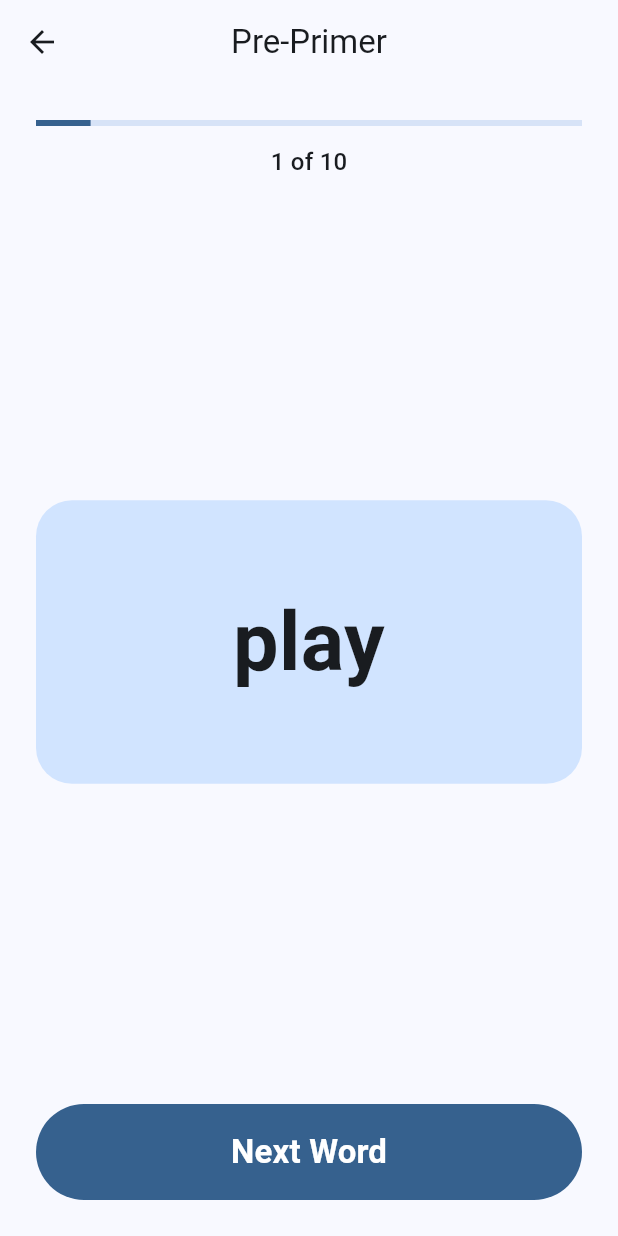
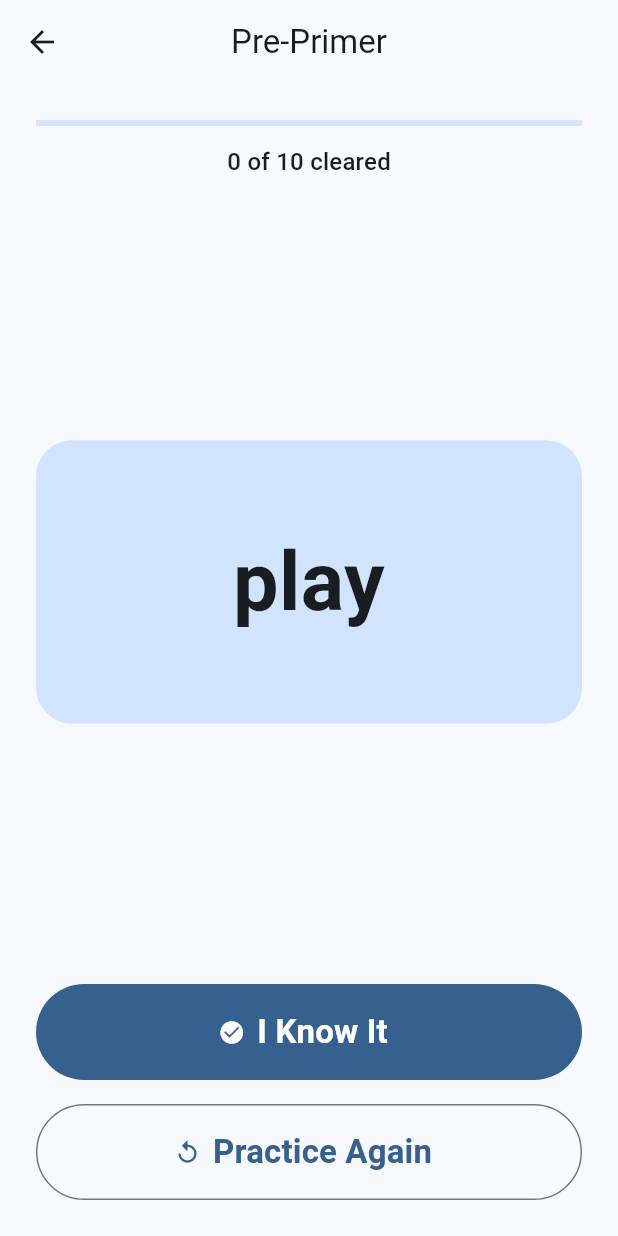
Before and after one commit to klkirk09/4150-Sight-Word-Flash, a Flutter app: the screen it shows after launch, after a tap on "Pre-Primer", on a phone screen of 412 x 824 dp. Run offline on Flutter 3.47's test engine with Material 3 defaults, Android fonts, the phone set to English and light mode, and no system bars.

Commit message:
Added flash dash practice game logic

```diff
--- a/lib/screens/game_screen.dart
+++ b/lib/screens/game_screen.dart
@@ -16,8 +16,14 @@ class GameScreen extends StatefulWidget {
 }
 
 class _GameScreenState extends State<GameScreen> {
-  late final List<String> roundWords;
-  int currentIndex = 0;
+  late final List<String> originalWords;
+  late final List<String> wordQueue;
+
+  final Set<String> practicedWords = {};
+
+  int clearedWords = 0;
+  int firstTryCorrect = 0;
+  bool isProcessingTap = false;
 
   @override
   void initState() {
@@ -26,27 +32,67 @@ class _GameScreenState extends State<GameScreen> {
     final words = DolchWords.getWordsForLevel(widget.level);
     words.shuffle(Random());
 
-    roundWords = words.take(10).toList();
+    originalWords = words.take(10).toList();
+    wordQueue = List<String>.from(originalWords);
   }
 
-  void _goToNextWord() {
-    if (currentIndex >= roundWords.length - 1) {
-      ScaffoldMessenger.of(context).showSnackBar(
-        const SnackBar(
-          content: Text('Round complete'),
-        ),
-      );
+  void _handleKnowIt() {
+    if (isProcessingTap || wordQueue.isEmpty) {
       return;
     }
 
+    isProcessingTap = true;
+
+    final currentWord = wordQueue.first;
+
+    if (!practicedWords.contains(currentWord)) {
+      firstTryCorrect++;
+    }
+
     setState(() {
-      currentIndex++;
+      wordQueue.removeAt(0);
+      clearedWords++;
+      isProcessingTap = false;
     });
+
+    if (wordQueue.isEmpty) {
+      _showRoundComplete();
+    }
+  }
+
+  void _handlePracticeAgain() {
+    if (isProcessingTap || wordQueue.isEmpty) {
+      return;
+    }
+
+    isProcessingTap = true;
+
+    final currentWord = wordQueue.removeAt(0);
+    practicedWords.add(currentWord);
+    wordQueue.add(currentWord);
+
+    setState(() {
+      isProcessingTap = false;
+    });
+  }
+
+  void _showRoundComplete() {
+    final score = ((firstTryCorrect / originalWords.length) * 100).round();
+
+    ScaffoldMessenger.of(context).showSnackBar(
+      SnackBar(
+        content: Text(
+          'Round complete: $score%',
+        ),
+        duration: const Duration(seconds: 2),
+      ),
+    );
   }
 
   @override
   Widget build(BuildContext context) {
-    final currentWord = roundWords[currentIndex];
+    final currentWord = wordQueue.isEmpty ? '' : wordQueue.first;
+    final progress = clearedWords / originalWords.length;
 
     return Scaffold(
       appBar: AppBar(
@@ -59,11 +105,11 @@ class _GameScreenState extends State<GameScreen> {
           child: Column(
             children: [
               LinearProgressIndicator(
-                value: (currentIndex + 1) / roundWords.length,
+                value: progress,
               ),
               const SizedBox(height: 12),
               Text(
-                '${currentIndex + 1} of ${roundWords.length}',
+                '$clearedWords of ${originalWords.length} cleared',
                 style: Theme.of(context).textTheme.titleMedium,
               ),
               const Spacer(),
@@ -90,10 +136,27 @@ class _GameScreenState extends State<GameScreen> {
               SizedBox(
                 width: double.infinity,
                 height: 64,
-                child: FilledButton(
-                  onPressed: _goToNextWord,
-                  child: const Text(
-                    'Next Word',
+                child: FilledButton.icon(
+                  onPressed: isProcessingTap ? null : _handleKnowIt,
+                  icon: const Icon(Icons.check_circle),
+                  label: const Text(
+                    'I Know It',
+                    style: TextStyle(
+                      fontSize: 22,
+                      fontWeight: FontWeight.bold,
+                    ),
+                  ),
+                ),
+              ),
+              const SizedBox(height: 16),
+              SizedBox(
+                width: double.infinity,
+                height: 64,
+                child: OutlinedButton.icon(
+                  onPressed: isProcessingTap ? null : _handlePracticeAgain,
+                  icon: const Icon(Icons.replay),
+                  label: const Text(
+                    'Practice Again',
                     style: TextStyle(
                       fontSize: 22,
                       fontWeight: FontWeight.bold,
```
